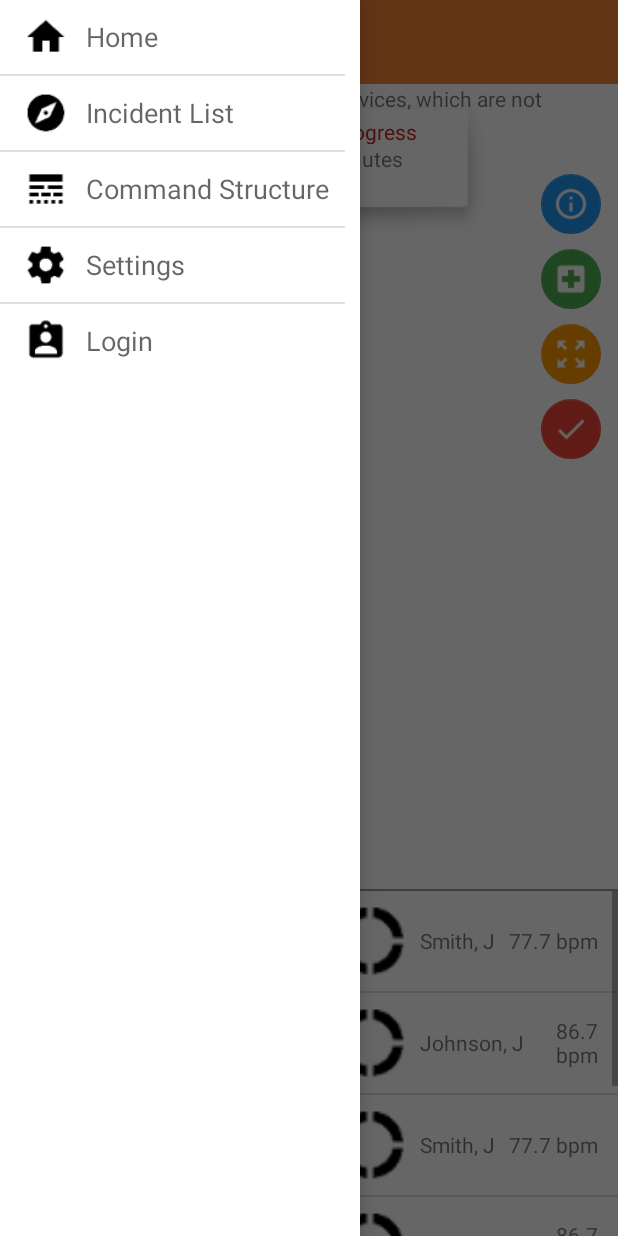
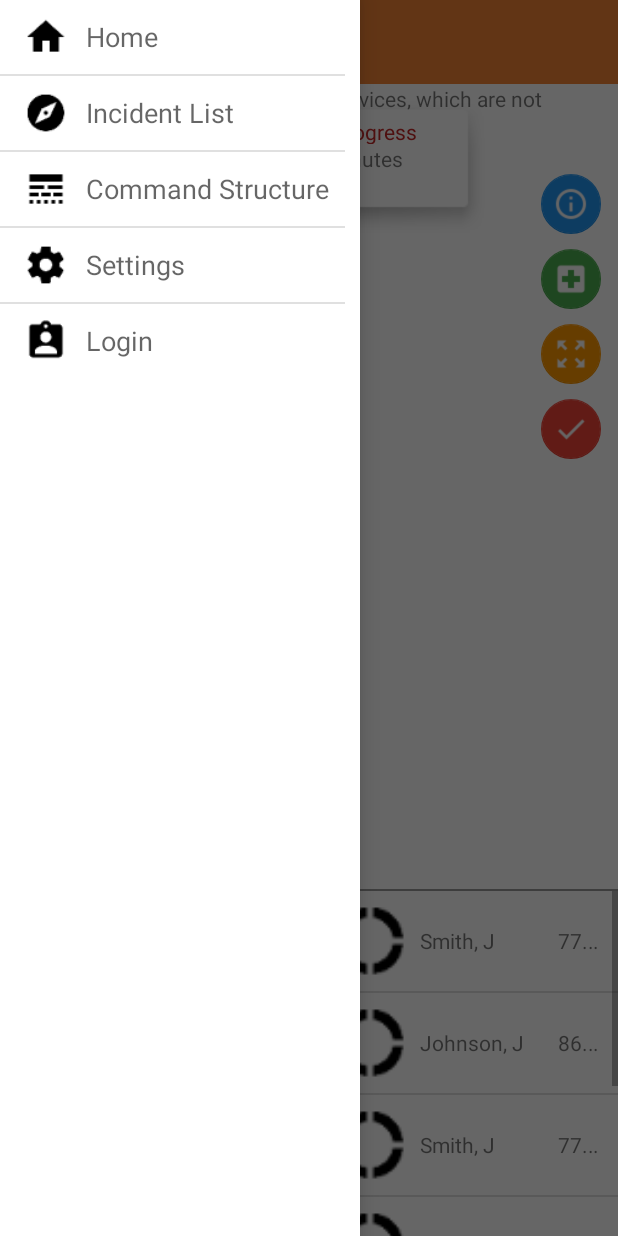
Before and after one commit to zanderman/ERIS, an Android app: the fragment IncidentInfoFragment placed in its activity, with the side drawer open, on a phone screen of 412 x 824 dp. Run offline under Robolectric (Android 15) with nearby library versions, the phone set to English and light mode, and no system bars; libraries missing offline, so code that uses them is left out: android.test.suitebuilder, com.amazonaws.mobileconnectors, com.amazonaws.services; 7 statements that could not run were skipped.

```diff
--- a/ERIS/ERIS/app/src/main/res/layout/list_item_responder.xml
+++ b/ERIS/ERIS/app/src/main/res/layout/list_item_responder.xml
@@ -9,7 +9,8 @@
     <LinearLayout
         android:orientation="horizontal"
         android:layout_width="match_parent"
-        android:layout_height="wrap_content">
+        android:layout_height="wrap_content"
+        android:weightSum="1">
 
         <ImageView
             android:layout_width="100px"
@@ -20,17 +21,23 @@
 
         <TextView
             android:text="name"
-            android:layout_width="wrap_content"
+            android:layout_width="0dp"
             android:layout_height="wrap_content"
+            android:layout_weight="0.7"
             android:paddingLeft="10px"
+            android:maxLines="1"
+            android:ellipsize="marquee"
             android:id="@+id/responder_name"
             android:layout_gravity="center" />
 
         <TextView
             android:text="__.__ bpm"
-            android:layout_width="match_parent"
+            android:layout_width="0dp"
             android:layout_height="wrap_content"
+            android:layout_weight="0.3"
             android:paddingRight="20px"
+            android:maxLines="1"
+            android:ellipsize="marquee"
             android:id="@+id/responder_heart_rate"
             android:layout_gravity="center"
             android:gravity="right"/>
```
